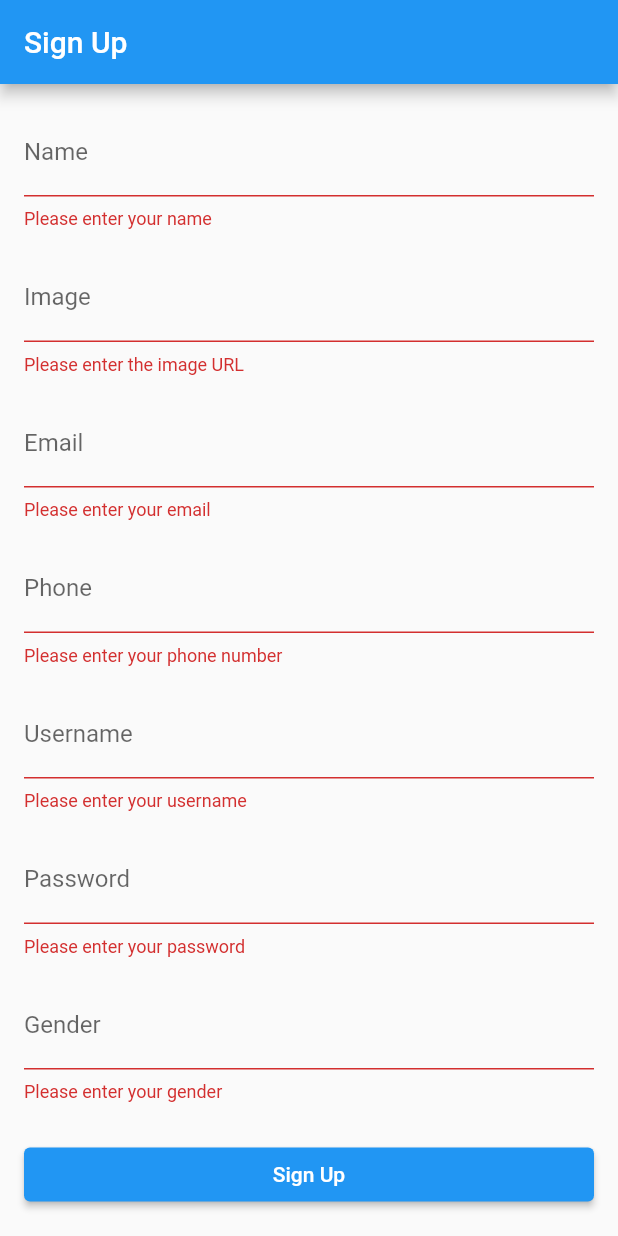
After one commit to RahmaAlaghbari/flatter, a Flutter app: the screen it shows after launch, after a tap on "Sign Up", on a phone screen of 412 x 824 dp. The commit adds this screen. Run offline on Flutter 3.47's test engine with Material 2 defaults, Android fonts, the phone set to English and light mode, and no system bars; our stand-ins replace carousel_slider, dio, flutter_rating_bar; missing offline and left inert: dart:ffi; network calls fail.

Commit message:
tuseday at home
make the edit and delete work
and add a sign up page without styling and backend code :)

```diff
--- /dev/null
+++ b/project4/lib/MainPages/signup.dart
@@ -0,0 +1,148 @@
+import 'package:flutter/material.dart';
+
+class SignUpPage extends StatefulWidget {
+  @override
+  _SignUpPageState createState() => _SignUpPageState();
+}
+
+class _SignUpPageState extends State<SignUpPage> {
+  final GlobalKey<FormState> _formKey = GlobalKey<FormState>();
+
+  TextEditingController _nameController = TextEditingController();
+  TextEditingController _imageController = TextEditingController();
+  TextEditingController _emailController = TextEditingController();
+  TextEditingController _phoneController = TextEditingController();
+  TextEditingController _usernameController = TextEditingController();
+  TextEditingController _passwordController = TextEditingController();
+  TextEditingController _genderController = TextEditingController();
+
+  @override
+  Widget build(BuildContext context) {
+    return Scaffold(
+      appBar: AppBar(
+        title: Text('Sign Up'),
+      ),
+      body: Padding(
+        padding: const EdgeInsets.all(16.0),
+        child: Form(
+          key: _formKey,
+          child: ListView(
+            children: [
+              TextFormField(
+                controller: _nameController,
+                decoration: InputDecoration(
+                  labelText: 'Name',
+                ),
+                validator: (value) {
+                  if (value == null || value.isEmpty) {
+                    return 'Please enter your name';
+                  }
+                  return null;
+                },
+              ),
+              SizedBox(height: 16.0),
+              TextFormField(
+                controller: _imageController,
+                decoration: InputDecoration(
+                  labelText: 'Image',
+                ),
+                validator: (value) {
+                  if (value == null || value.isEmpty) {
+                    return 'Please enter the image URL';
+                  }
+                  return null;
+                },
+              ),
+              SizedBox(height: 16.0),
+              TextFormField(
+                controller: _emailController,
+                decoration: InputDecoration(
+                  labelText: 'Email',
+                ),
+                validator: (value) {
+                  if (value == null || value.isEmpty) {
+                    return 'Please enter your email';
+                  }
+                  return null;
+                },
+              ),
+              SizedBox(height: 16.0),
+              TextFormField(
+                controller: _phoneController,
+                decoration: InputDecoration(
+                  labelText: 'Phone',
+                ),
+                validator: (value) {
+                  if (value == null || value.isEmpty) {
+                    return 'Please enter your phone number';
+                  }
+                  return null;
+                },
+              ),
+              SizedBox(height: 16.0),
+              TextFormField(
+                controller: _usernameController,
+                decoration: InputDecoration(
+                  labelText: 'Username',
+                ),
+                validator: (value) {
+                  if (value == null || value.isEmpty) {
+                    return 'Please enter your username';
+                  }
+                  return null;
+                },
+              ),
+              SizedBox(height: 16.0),
+              TextFormField(
+                controller: _passwordController,
+                decoration: InputDecoration(
+                  labelText: 'Password',
+                ),
+                obscureText: true,
+                validator: (value) {
+                  if (value == null || value.isEmpty) {
+                    return 'Please enter your password';
+                  }
+                  return null;
+                },
+              ),
+              SizedBox(height: 16.0),
+              TextFormField(
+                controller: _genderController,
+                decoration: InputDecoration(
+                  labelText: 'Gender',
+                ),
+                validator: (value) {
+                  if (value == null || value.isEmpty) {
+                    return 'Please enter your gender';
+                  }
+                  return null;
+                },
+              ),
+              SizedBox(height: 24.0),
+              ElevatedButton(
+                onPressed: () {
+                  if (_formKey.currentState!.validate()) {
+                    // Perform sign-up logic here
+                    String name = _nameController.text;
+                    String image = _imageController.text;
+                    String email = _emailController.text;
+                    String phone = _phoneController.text;
+                    String username = _usernameController.text;
+                    String password = _passwordController.text;
+                    String gender = _genderController.text;
+
+                    // Proceed with sign-up operation
+
+                    // After successful sign-up, you can navigate to the next screen or perform any other actions
+                  }
+                },
+                child: Text('Sign Up'),
+              ),
+            ],
+          ),
+        ),
+      ),
+    );
+  }
+}
--- a/project4/lib/main.dart
+++ b/project4/lib/main.dart
@@ -5,6 +5,7 @@ import 'MainPages/Home.dart';
 import 'MainPages/login_page.dart';
 import 'MainPages/profile_page.dart';
 import 'MainPages/setting_page.dart';
+import 'MainPages/signup.dart';
 import 'dashboard/dash.dart';
 //hi rahma :)👵🕵️‍♀️
 void main() {
@@ -23,7 +24,7 @@ class MyApp extends StatelessWidget {
 
         primarySwatch: Colors.blue,
       ),
-      home: UserView(),
+      home: SignUpPage(),
       //home: ProfilePage(),
       //home: FooterBar(),
       //home:HotelColumn(),
--- a/project4/lib/views/delete_user.dart
+++ b/project4/lib/views/delete_user.dart
@@ -2,14 +2,13 @@ import 'package:flutter/material.dart';
 import 'package:flutter/src/widgets/container.dart';
 import 'package:flutter/src/widgets/framework.dart';
 
-import '../repositories/product_repository.dart';
 import '../repository/user_repo.dart';
 
 
 
 class UserDelete extends StatefulWidget {
   const UserDelete({super.key, required this.itemId});
-  final int itemId;
+  final String itemId;
 
   @override
   State<UserDelete> createState() => _UserDelete();
@@ -59,7 +58,7 @@ class _UserDelete extends State<UserDelete> {
                       });
                       var delRes =
                       await UserRepository().deletee(widget.itemId);
-                      if (delRes > 0) {
+                      if (delRes !=true) {
                         setState(() {
                           loading = false;
                           isError = false;
--- a/project4/lib/views/users.dart
+++ b/project4/lib/views/users.dart
@@ -89,7 +89,7 @@ class _UserView extends State<UserView> {
                                     await Navigator.of(context).push(
                                       MaterialPageRoute(
                                         builder: (context) => UserUpdate(
-                                            userId: int.parse(list[index].id.toString()),
+                                            userId: list[index].id.toString(),
                                         ),
                                       ),
                                     );
@@ -109,7 +109,7 @@ class _UserView extends State<UserView> {
                                     var delRes = await showDialog(
                                       context: context,
                                       builder: (context) {
-                                        return UserDelete(itemId: int.parse(list[index].id.toString()));
+                                        return UserDelete(itemId: list[index].id.toString());
                                       },
                                     );
                                     if (delRes != null && delRes == true) {
```
Also changed, not shown: project4/lib/repository/user_repo.dart (+32 -0 lines), project4/lib/views/edit_user.dart (+89 -68 lines), project4/lib/MainPages/login_page.dart (indentation only).
